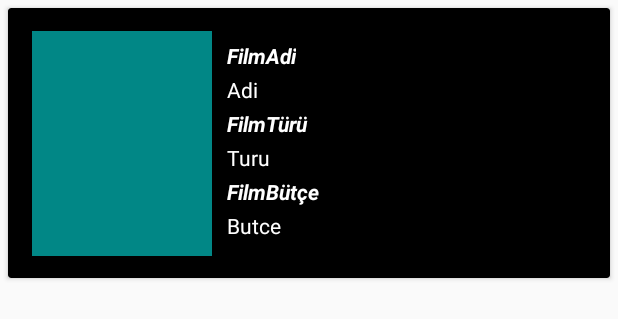
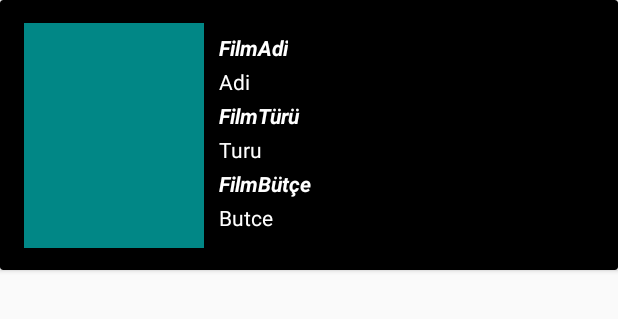
Before and after one commit to Yavuztmrrr/RecyclerViewList, an Android app: the layout card_view_filmler.xml on its own in the app's theme, with its tools: preview values and no code run, on a phone screen of 412 x 824 dp. Shown: the top 319 px of the screen. Run offline under Robolectric (Android 15) with nearby library versions, the phone set to English and light mode, and no system bars; network calls fail.

Commit message:
Update card_view_filmler.xml

```diff
--- a/app/src/main/res/layout/card_view_filmler.xml
+++ b/app/src/main/res/layout/card_view_filmler.xml
@@ -6,7 +6,7 @@
 
     android:layout_height="wrap_content">
     <androidx.cardview.widget.CardView
-        android:layout_margin="5dp"
+
         android:layout_width="match_parent"
         android:layout_height="@dimen/cardViewHeight"
         android:layout_marginBottom="@dimen/cardViewAltBosluk"
@@ -68,8 +68,8 @@
                 android:textColor="@color/white"
 
                 android:textStyle="bold|italic"
-                app:layout_constraintEnd_toEndOf="parent"
-                app:layout_constraintHorizontal_bias="0.0"
+
+
                 app:layout_constraintStart_toEndOf="@+id/imgLogo"
                 app:layout_constraintTop_toTopOf="parent"
                 tools:text="FilmAdi" />
```
